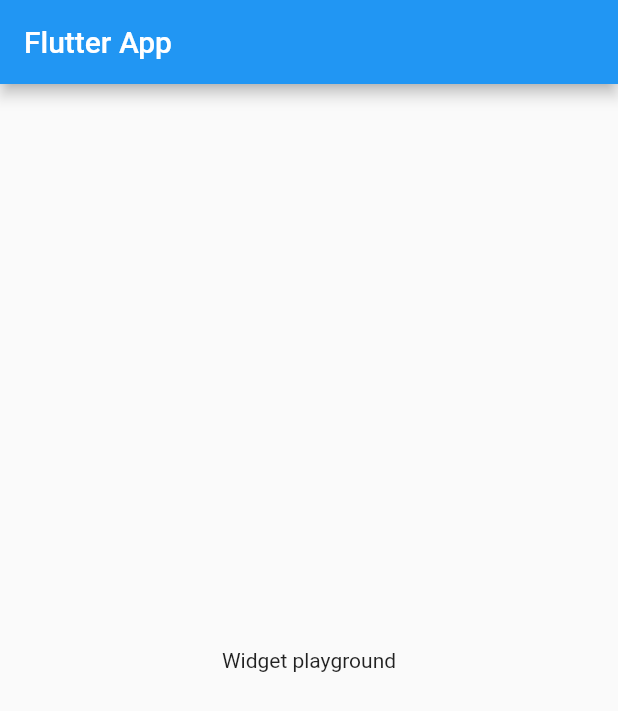
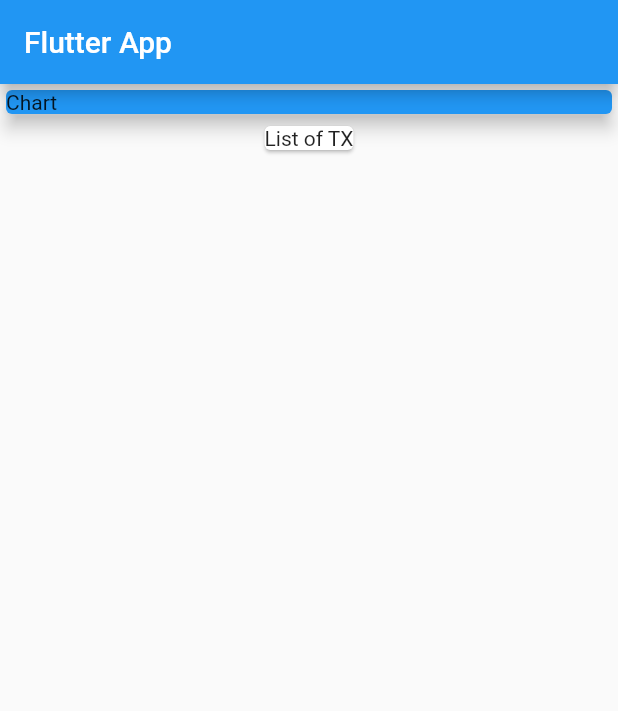
Before and after one commit to bkalil7/personal-expenses-app, a Flutter app: the screen it shows after launch, on a phone screen of 412 x 824 dp. Shown: the top 711 px of the screen. Run offline on Flutter 3.47's test engine with Material 2 defaults, Android fonts, the phone set to English and light mode, and no system bars.

Commit message:
Add first cards in the screen

```diff
--- a/lib/main.dart
+++ b/lib/main.dart
@@ -22,9 +22,21 @@ class MyHomePage extends StatelessWidget {
       appBar: AppBar(
         title: Text("Flutter App"),
       ),
-      body: Center(
-        child: Text("Widget playground")
-      )
+      body: Column(
+        children: <Widget>[
+          Container(
+            width: double.infinity,
+            child: Card(
+              color: Colors.blue,
+              child: Text("Chart"),
+              elevation: 5,
+            ),
+          ),
+          Card(
+            child: Text("List of TX"),
+          ),
+        ],
+      ),
     );
   }
 }
```
Also changed, not shown: 1 other file.
